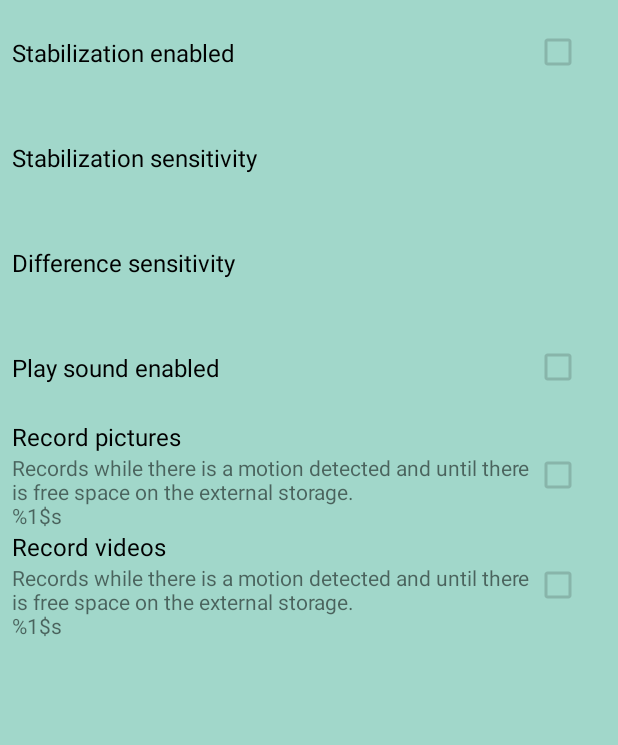
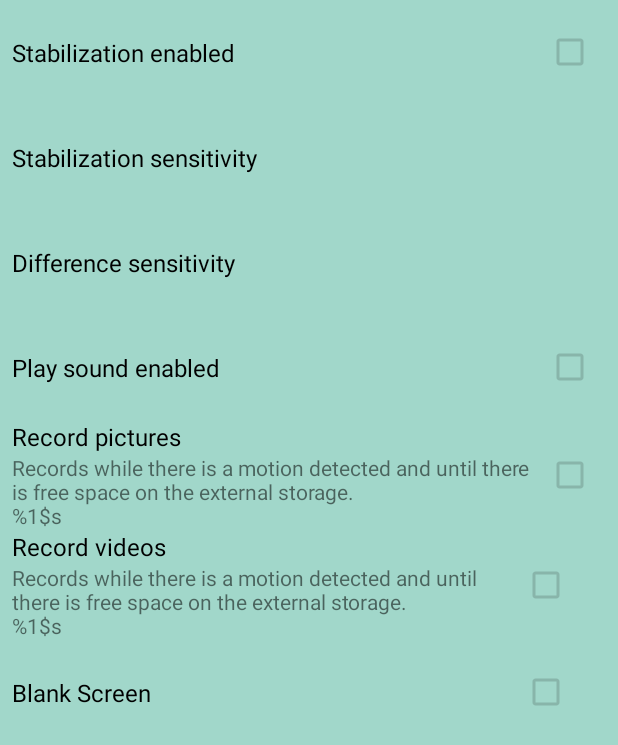
Before and after one commit to ektodorov/sentinel, an Android app: the layout activity_settings.xml on its own in the app's theme, with its tools: preview values and no code run, on a phone screen of 412 x 824 dp. Shown: the top 745 px of the screen. Run offline under Robolectric (Android 15) with nearby library versions, the phone set to English and light mode, and no system bars.

Commit message:
1.Blank screen while recording

```diff
--- a/Sentinel/app/src/main/java/com/blogspot/techzealous/sentinel/utils/ConstantsS.java
+++ b/Sentinel/app/src/main/java/com/blogspot/techzealous/sentinel/utils/ConstantsS.java
@@ -22,6 +22,7 @@ public class ConstantsS {
     public static final String PREF_PLAY_SOUND = "playsound";
     public static final String PREF_RECORD_PICTURES = "recordpictures";
     public static final String PREF_RECORD_VIDEOS = "recordvideos";
+    public static final String PREF_BLANK_SCREEN = "blankscreen";
 
     public static final String STR_MIME_TYPE_IMAGE = "image/*";
     public static final String STR_MIME_TYPE_VIDEO = "video/*";
--- a/Sentinel/app/src/main/res/layout/activity_settings.xml
+++ b/Sentinel/app/src/main/res/layout/activity_settings.xml
@@ -11,18 +11,15 @@
     <LinearLayout
         android:layout_width="match_parent"
         android:layout_height="wrap_content"
-        android:paddingLeft="8dp"
         android:paddingStart="8dp"
-        android:paddingEnd="8dp"
+        android:paddingEnd="16dp"
         android:orientation="vertical"
         android:id="@+id/linearLayoutRootSettings">
 
         <RelativeLayout
             android:id="@+id/relativeLayoutStabilizationSettings"
             android:layout_width="match_parent"
-            android:layout_height="70dp"
-            android:paddingRight="16dp"
-            android:paddingEnd="16dp">
+            android:layout_height="70dp">
 
             <TextView
                 android:layout_width="wrap_content"
@@ -37,7 +34,6 @@
                 android:layout_width="wrap_content"
                 android:layout_height="wrap_content"
                 android:layout_alignParentEnd="true"
-                android:layout_alignParentRight="true"
                 android:layout_centerVertical="true"
                 android:enabled="false"
                 android:id="@+id/checkBoxStabilizationSettings"/>
@@ -64,9 +60,7 @@
         <RelativeLayout
             android:id="@+id/relativeLayoutPlaySoundSettings"
             android:layout_width="match_parent"
-            android:layout_height="70dp"
-            android:paddingRight="16dp"
-            android:paddingEnd="16dp">
+            android:layout_height="70dp">
 
             <TextView
                 android:layout_width="wrap_content"
@@ -75,13 +69,14 @@
                 android:textSize="16sp"
                 android:textColor="@android:color/black"
                 android:text="@string/play_sound_enabled"
-                android:id="@+id/textViewPlaySoundSettings"/>
+                android:layout_alignParentStart="true"
+                android:layout_toStartOf="@+id/checkBoxPlaySoundSettings"
+                android:id="@+id/textViewPlaySoundSettings" />
 
             <CheckBox
                 android:layout_width="wrap_content"
                 android:layout_height="wrap_content"
                 android:layout_alignParentEnd="true"
-                android:layout_alignParentRight="true"
                 android:layout_centerVertical="true"
                 android:enabled="false"
                 android:id="@+id/checkBoxPlaySoundSettings"/>
@@ -90,15 +85,12 @@
         <RelativeLayout
             android:id="@+id/relativeLayoutPicturesSettings"
             android:layout_width="match_parent"
-            android:layout_height="wrap_content"
-            android:paddingEnd="16dp"
-            android:paddingRight="16dp">
+            android:layout_height="wrap_content">
 
             <TextView
                 android:layout_width="match_parent"
                 android:layout_height="wrap_content"
                 android:layout_toStartOf="@+id/checkBoxRecordPicturesSettings"
-                android:layout_toLeftOf="@+id/checkBoxRecordPicturesSettings"
                 android:textSize="16sp"
                 android:textColor="@android:color/black"
                 android:text="@string/record_pictures"
@@ -108,7 +100,6 @@
                 android:layout_width="wrap_content"
                 android:layout_height="wrap_content"
                 android:layout_alignParentEnd="true"
-                android:layout_alignParentRight="true"
                 android:layout_centerVertical="true"
                 android:enabled="false"
                 android:id="@+id/checkBoxRecordPicturesSettings"/>
@@ -119,7 +110,6 @@
                 android:layout_height="wrap_content"
                 android:layout_below="@id/textViewRecordPicturesSettings"
                 android:layout_toStartOf="@+id/checkBoxRecordPicturesSettings"
-                android:layout_toLeftOf="@+id/checkBoxRecordPicturesSettings"
                 android:text="@string/record_description"/>
 
         </RelativeLayout>
@@ -137,7 +127,6 @@
                 android:layout_width="match_parent"
                 android:layout_height="wrap_content"
                 android:layout_toStartOf="@+id/checkBoxRecordVideosSettings"
-                android:layout_toLeftOf="@+id/checkBoxRecordVideosSettings"
                 android:textSize="16sp"
                 android:textColor="@android:color/black"
                 android:text="@string/record_videos"
@@ -147,7 +136,6 @@
                 android:layout_width="wrap_content"
                 android:layout_height="wrap_content"
                 android:layout_alignParentEnd="true"
-                android:layout_alignParentRight="true"
                 android:layout_centerVertical="true"
                 android:enabled="false"
                 android:id="@+id/checkBoxRecordVideosSettings"/>
@@ -158,9 +146,34 @@
                 android:layout_height="wrap_content"
                 android:layout_below="@id/textViewRecordVideosSettings"
                 android:layout_toStartOf="@+id/checkBoxRecordVideosSettings"
-                android:layout_toLeftOf="@+id/checkBoxRecordVideosSettings"
                 android:text="@string/record_description"/>
+        </RelativeLayout>
 
+        <RelativeLayout
+            android:id="@+id/relativeLayoutBlankScreenSettings"
+            android:layout_width="match_parent"
+            android:layout_height="70dp"
+            android:paddingStart="0dp"
+            android:paddingEnd="16dp">
+
+            <TextView
+                android:layout_width="wrap_content"
+                android:layout_height="wrap_content"
+                android:layout_centerVertical="true"
+                android:textSize="16sp"
+                android:textColor="@android:color/black"
+                android:text="@string/blank_screen"
+                android:layout_alignParentStart="true"
+                android:layout_toStartOf="@+id/checkBoxBlankScreenSettings"
+                android:id="@+id/textViewBlankScreenSettings" />
+
+            <CheckBox
+                android:layout_width="wrap_content"
+                android:layout_height="wrap_content"
+                android:layout_alignParentEnd="true"
+                android:layout_centerVertical="true"
+                android:enabled="false"
+                android:id="@+id/checkBoxBlankScreenSettings"/>
         </RelativeLayout>
 
     </LinearLayout>
--- a/Sentinel/app/src/main/res/values/strings.xml
+++ b/Sentinel/app/src/main/res/values/strings.xml
@@ -30,4 +30,5 @@
     <string name="disclaimer">Disclaimer</string>
     <string name="terms_and_conditions">Terms and Conditions</string>
     <string name="privacy_policy">Privacy Policy</string>
+    <string name="blank_screen">Blank Screen</string>
 </resources>
```
Also changed, not shown: Sentinel/app/src/main/java/com/blogspot/techzealous/sentinel/CameraActivity2.java (+18 -6 lines), Sentinel/app/src/main/java/com/blogspot/techzealous/sentinel/SettingsActivity.java (+16 -0 lines), Sentinel/app/src/main/res/layout/activity_camera.xml (+8 -0 lines).
